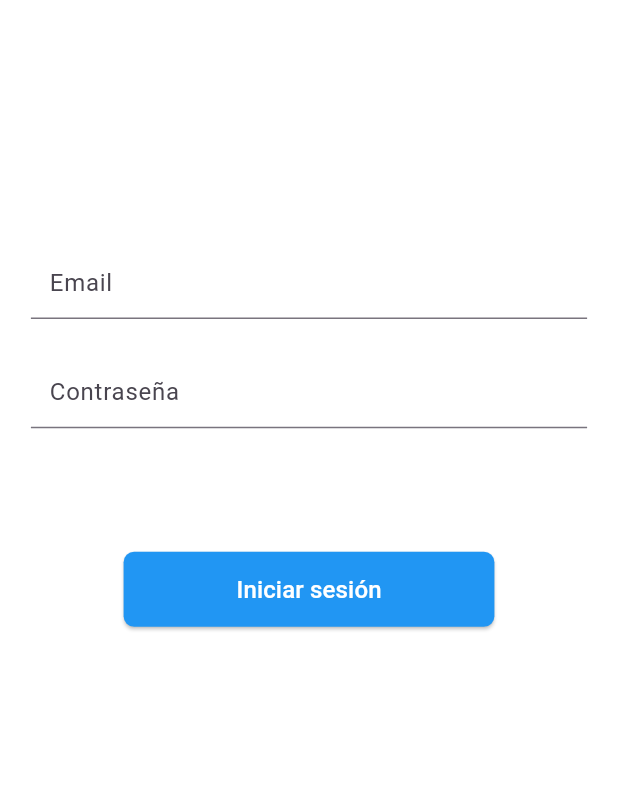
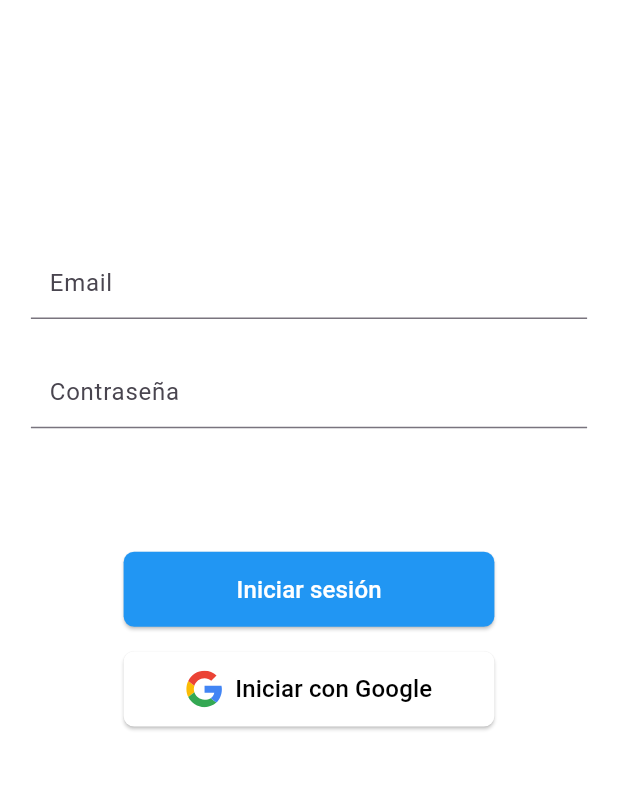
Before and after one commit to DarienRomero/APKManager, a Flutter app: the screen it shows after launch, after a tap on "Iniciar sesión", on a phone screen of 412 x 824 dp, the part 262-1052 px from its top. Run offline on Flutter 3.47's test engine with Material 3 defaults, Android fonts, the phone set to English and light mode, and no system bars; our stand-ins replace cloud_firestore, equatable, firebase_auth, firebase_core, firebase_messaging, flutter_svg and 3 more; missing offline and left inert: external_app_launcher; accounts and stored records are empty.

Commit message:
signin google

```diff
--- a/lib/features/auth/pages/sign_in_page.dart
+++ b/lib/features/auth/pages/sign_in_page.dart
@@ -16,6 +16,7 @@ import 'package:apk_manager/features/company/controllers/company_controller.dart
 import 'package:apk_manager/features/company/models/company_modal.dart';
 import 'package:firebase_auth/firebase_auth.dart';
 import 'package:flutter/material.dart';
+import 'package:flutter_svg/flutter_svg.dart';
 import 'package:provider/provider.dart';
 
 class SignInPage extends StatefulWidget {
@@ -80,10 +81,28 @@ class _SignInPageState extends State<SignInPage> {
                     mainAxisAlignment: MainAxisAlignment.center,
                     children: [
                       CustomButton(
-                        onPressed: onSignIn,
+                        onPressed: onSignInEmail,
                         label: "Iniciar sesión",
                         widthPer: 60,
                         color: Theme.of(context).primaryColor
+                      ),
+                    ],
+                  ),
+                  VSpacing(2),
+                  Row(
+                    mainAxisAlignment: MainAxisAlignment.center,
+                    children: [
+                      CustomButton(
+                        onPressed: onSignInGoogle,
+                        label: "Iniciar con Google",
+                        widthPer: 60,
+                        leading: SvgPicture.asset(
+                          "assets/icons/google_icon.svg",
+                          width: mqWidth(context, 6),
+                          height: mqWidth(context, 6),
+                        ),
+                        labelColor: Colors.black,
+                        color: Colors.white
                       ),
                     ],
                   )
@@ -99,7 +118,7 @@ class _SignInPageState extends State<SignInPage> {
       )
     );
   }
-  Future<void> onSignIn() async {
+  Future<void> onSignInEmail() async {
     emailError = emailValidator(emailController.text);
     passwordError = passwordValidator(passwordController.text);
     if(emailError.isNotEmpty || passwordError.isNotEmpty){
@@ -126,7 +145,32 @@ class _SignInPageState extends State<SignInPage> {
       }
       return;
     }
-    final respTemp = response as User;
+    processUserData(response);
+  }
+  Future<void> onSignInGoogle() async {
+
+    if(loading == true) return;
+    setState(() {
+      loading = true;
+    });
+    final response = await authController.signInGoogle();
+    if(response is ErrorResponse){
+      setState(() {
+        loading = false;
+      });
+      if(mounted){
+        showErrorAlert(
+          context: context,
+          title: "Ocurrió un error",
+          message: [response.message]
+        );
+      }
+      return;
+    }
+    processUserData(response);
+  }
+  void processUserData(User response) async {
+    final respTemp = response;
     final responseUser = await authController.fetchUserById(respTemp.uid);
     if(responseUser is ErrorResponse){
       setState(() {
--- a/lib/features/common/widgets/custom_button.dart
+++ b/lib/features/common/widgets/custom_button.dart
@@ -1,3 +1,4 @@
+import 'package:apk_manager/features/common/widgets/h_spacing.dart';
 import 'package:flutter/material.dart';
 import 'package:apk_manager/core/utils.dart';
 
@@ -54,7 +55,18 @@ class CustomButton extends StatelessWidget {
           }
         },
         child:  Center(
-          child: loading ? CircularProgressIndicator(color: Colors.white) : Text(label, style: TextStyle(color: labelColor, fontSize: 16)),
+          child: loading ? CircularProgressIndicator(color: Colors.white) : Row(
+            mainAxisAlignment: MainAxisAlignment.center,
+            children: [
+              if(leading != null) Row(
+                children: [
+                  leading!,
+                  HSpacing(2)
+                ],
+              ),
+              Text(label, style: TextStyle(color: labelColor, fontSize: 16)),
+            ],
+          ),
         )
       ),
     );
--- a/pubspec.yaml
+++ b/pubspec.yaml
@@ -49,6 +49,8 @@ dependencies:
   path_provider: ^2.1.3
   open_filex: ^4.3.2
   equatable: ^2.0.5
+  google_sign_in: ^5.3.0
+  flutter_svg: ^1.0.3
 
 dev_dependencies:
   flutter_test:
@@ -81,3 +83,4 @@ flutter:
 
   assets:
     - assets/images/
+    - assets/icons/
```
Also changed, not shown: lib/features/auth/controllers/auth_controller.dart (+30 -0 lines), assets/icons/google_icon.svg (added), pubspec.lock, 1 other file.
